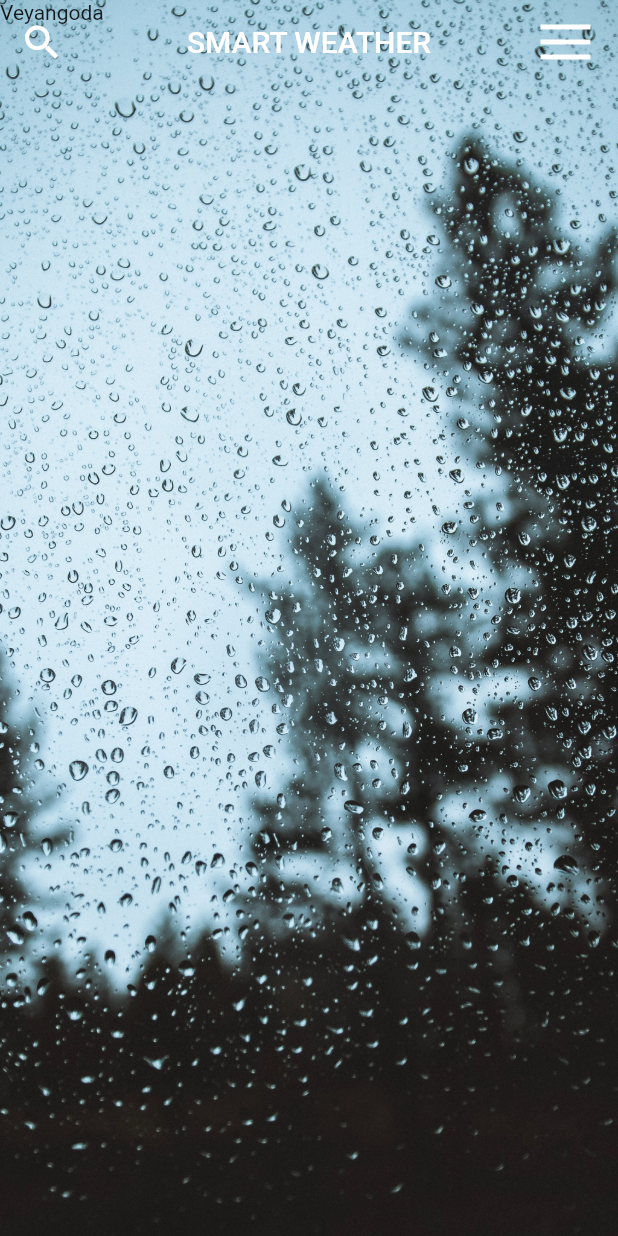
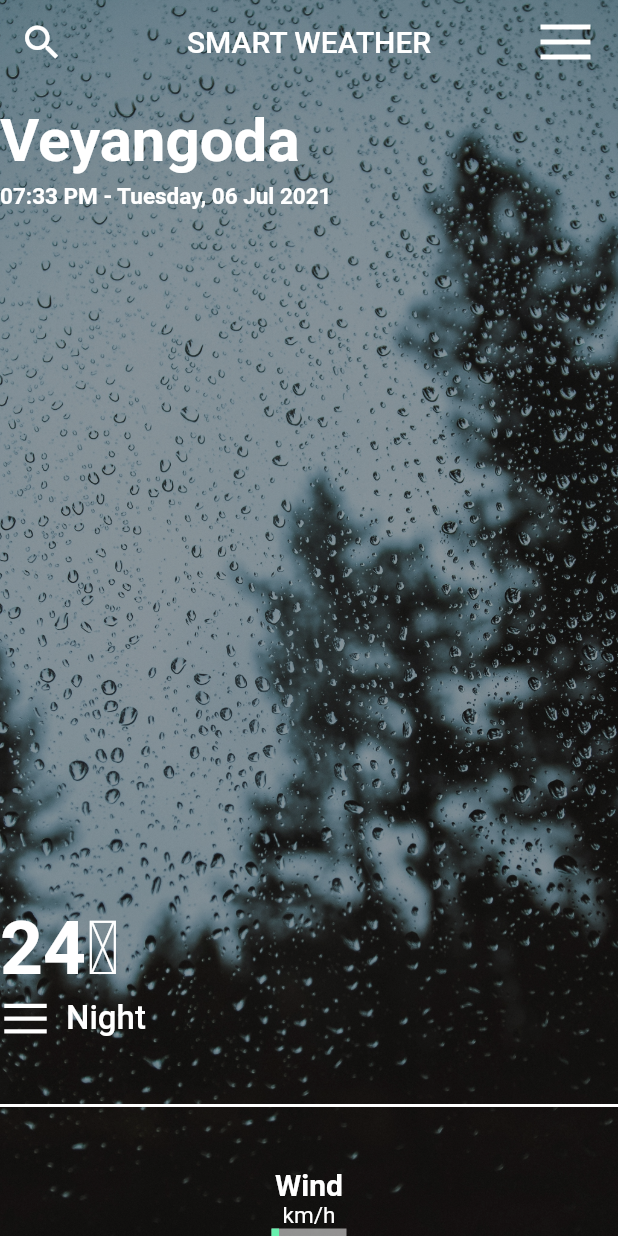
Before and after one commit to Kushanyasiru97/Weather_Application, a Flutter app: the screen it shows after launch, on a phone screen of 412 x 824 dp. Run offline on Flutter 3.47's test engine with Material 2 defaults, Android fonts, the phone set to English and light mode, and no system bars; our stand-ins replace flutter_svg.

Commit message:
Add all my files

```diff
--- a/lib/weather.dart
+++ b/lib/weather.dart
@@ -47,11 +47,121 @@ class Weather extends StatelessWidget {
                 width: double.infinity,
               ),
               Container(
-                child: Text('Veyangoda'),
-                )
-            ],
-          ),
-        )
+                decoration: BoxDecoration(color: Colors.black38),
+              ),
+              Container(
+                padding: EdgeInsets.fromLTRB(0,70.0,0,0),
+                child: Column(
+                  mainAxisAlignment: MainAxisAlignment.spaceBetween,
+                  crossAxisAlignment: CrossAxisAlignment.start,
+                  children: [
+                    Column(
+                      crossAxisAlignment: CrossAxisAlignment.start,
+                      children: [
+                        Text('Veyangoda',
+                          style: TextStyle(
+                            fontWeight: FontWeight.bold,
+                            fontSize: 40.0,
+                            color: Colors.white,
+                          ),
+                        ),
+                        SizedBox(height: 5.0),
+                        Text(
+                          '07:33 PM - Tuesday, 06 Jul 2021',
+                          style: TextStyle(
+                            fontSize: 15.0,
+                            fontWeight: FontWeight.bold,
+                            color: Colors.white,
+                          ),
+                        ),
+            ]
+
+                    ),
+                    Column(
+                      children: [
+                        Column(
+                            crossAxisAlignment: CrossAxisAlignment.start,
+                            children: [
+                              Text('24\u2103',
+                                style: TextStyle(
+                                  fontWeight: FontWeight.bold,
+                                  fontSize: 50.0,
+                                  color: Colors.white,
+                                ),
+                              ),
+                              Row(
+                                children: [
+                                  SizedBox(height: 5,),
+                                  SvgPicture.asset(
+                                    'svg/icons8-menu.svg',
+                                    width: 34.0,
+                                    height: 34.0,
+                                    color: Colors.white,
+                                  ),
+                                  SizedBox(width: 10.0,),
+                                  Text(
+                                    'Night',
+                                    style: TextStyle(
+                                      fontSize: 22.0,
+                                      color: Colors.white,
+                                      fontWeight: FontWeight.w500,
+                                    ),
+                                  ),
+                                ],
+                              ),
+                            ],
+                          ),
+                        Container(
+                          margin: EdgeInsets.symmetric(vertical: 40.0),
+                          decoration: BoxDecoration(
+                            border: Border.all(
+                              color: Colors.white,
+                            ),
+                          ),
+
+                        ),
+                        Column(
+                          children: [
+                            Text('Wind',
+                              style: TextStyle(
+                                fontWeight: FontWeight.bold,
+                                fontSize: 20.0,
+                                color: Colors.white,
+                              ),
+                            ),
+                            Text(
+                              'km/h',
+                              style: TextStyle(
+                                fontSize: 15.0,
+                                color: Colors.white,
+                              ),
+                            ),
+
+                            Stack(
+                              children: [
+                                Container(
+                                  height: 5.0,
+                                  width: 50.0,
+                                  color: Colors.white54,
+                                ),
+                                Container(
+                                  height: 5.0,
+                                  width: 5.0,
+                                  color: Colors.greenAccent,
+                                )
+                              ],
+                            )
+                          ],
+                        )
+                      ],
+                    ),
+                  ],
+                ),
+              ),
+        ]
+
+    ),
+    ),
 
     );
   }
```
Also changed, not shown: fonts/OFL.txt (added, +93 -0 lines), pubspec.yaml (+5 -3 lines), fonts/Lato-Black.ttf (added), fonts/Lato-BlackItalic.ttf (added), fonts/Lato-Bold.ttf (added), fonts/Lato-BoldItalic.ttf (added), fonts/Lato-Italic.ttf (added), fonts/Lato-Light.ttf (added), fonts/Lato-LightItalic.ttf (added), fonts/Lato-Regular.ttf (added), fonts/Lato-Thin.ttf (added), fonts/Lato-ThinItalic.ttf (added), fonts/times.ttf (added), fonts/timesbd.ttf (added), 2 more files.
